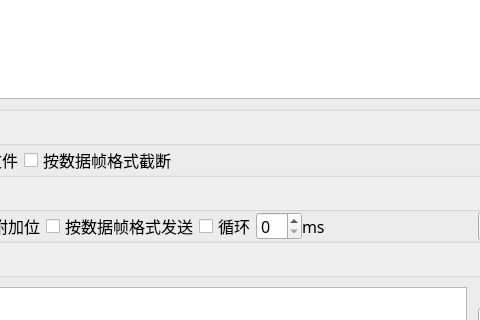
The window that main.ui (clang2you/com_debugger) describes before a commit, drawn with Qt 5; both pictures show x 632 to 1112 and y 214 to 534 of the 1211 by 663 pixel window.
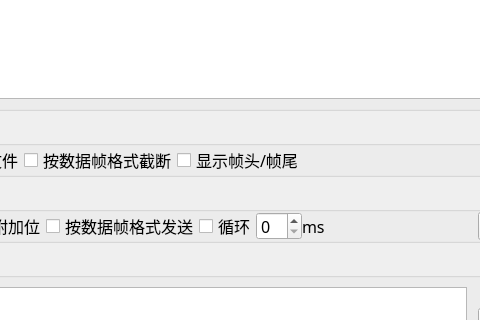
The same window after the commit.

The edit to the form file:
```diff
--- a/main.ui
+++ b/main.ui
@@ -328,6 +328,13 @@
            </property>
           </widget>
          </item>
+         <item>
+          <widget class="QCheckBox" name="RCV_DISPLAY_FORMAT">
+           <property name="text">
+            <string>显示帧头/帧尾</string>
+           </property>
+          </widget>
+         </item>
          <item>
           <spacer name="horizontalSpacer_9">
            <property name="orientation">
```
